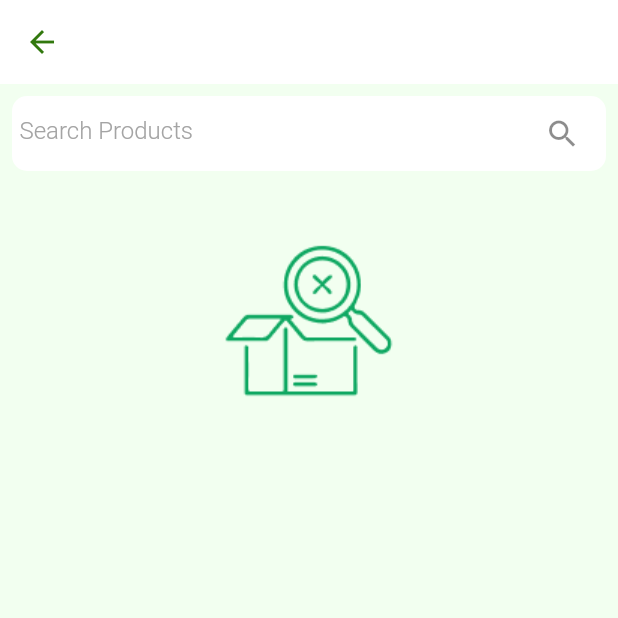
After one commit to appricotblue/Epic-Multivendor, a Flutter app: the FashionShopProductUI screen opened directly, after a tap on "Search Products", on a phone screen of 412 x 824 dp, the top half of it. The commit adds this screen. Run offline on Flutter 3.47's test engine with Material 2 defaults, Android fonts, the phone set to English and light mode, and no system bars; our stand-ins replace cached_network_image, carousel_slider, either_dart, flutter_rating_bar, flutter_svg, flutter_widget_from_html_core and 8 more; missing offline and left inert: google_maps_place_picker, order_tracker, razorpay_web; accounts and stored records are empty; network calls fail.

Commit message:
search product changes

```diff
--- a/lib/apis/api_endpoints.dart
+++ b/lib/apis/api_endpoints.dart
@@ -17,6 +17,7 @@ class ApiEndPoints {
   static String homeSearchServiceData = '${baseUrl}search/home-service-data';
   static String searchShopData = '${baseUrl}search/shop-data';
   static String searchServiceData = '${baseUrl}search/service-data';
+  static String searchProductData = '${baseUrl}search/shop-product';
   /// SERVICES
   ///
   ///
--- /dev/null
+++ b/lib/screens/common/common_shopProduct/ui/search_products.dart
@@ -0,0 +1,18 @@
+import 'package:epic_multivendor/screens/common/common_shopProduct/ui/search_products_ui.dart';
+import 'package:epic_multivendor/screens/home/home_provider.dart';
+import 'package:epic_multivendor/screens/home/ui/widget/search_shop_ui.dart';
+import 'package:flutter/cupertino.dart';
+import 'package:provider/provider.dart';
+
+// ignore: must_be_immutable
+class SearchProducts extends StatelessWidget {
+  SearchProducts({super.key,this.searchKey});
+  String? searchKey;
+
+  @override
+  Widget build(BuildContext context) {
+    return ChangeNotifierProvider(
+        create: (context) => HomeProvider(),
+         child: const SearchProductUI());
+  }
+}
--- /dev/null
+++ b/lib/screens/common/common_shopProduct/ui/search_products_ui.dart
@@ -0,0 +1,102 @@
+import 'package:epic_multivendor/apis/api_endpoints.dart';
+import 'package:epic_multivendor/helper/helper_color.dart';
+import 'package:epic_multivendor/helper/helper_images.dart';
+import 'package:epic_multivendor/helper/model/user_model.dart';
+import 'package:epic_multivendor/helper/widgets/common_list.dart';
+import 'package:epic_multivendor/helper/widgets/common_screen_product_list.dart';
+import 'package:epic_multivendor/helper/widgets/common_search_bar.dart';
+import 'package:epic_multivendor/screens/common/common_details/common_details.dart';
+import 'package:epic_multivendor/screens/home/home_provider.dart';
+import 'package:epic_multivendor/screens/shops/shop_products/shop_product.dart';
+import 'package:flutter/material.dart';
+import 'package:get/get.dart';
+import 'package:provider/provider.dart';
+
+class SearchProductUI extends StatefulWidget {
+  const SearchProductUI({super.key});
+
+  @override
+  State<SearchProductUI> createState() => _SearchProductUIState();
+}
+
+class _SearchProductUIState extends State<SearchProductUI> {
+  var userModel = Get.find<UserModel>();
+  TextEditingController controller = TextEditingController();
+
+  @override
+  Widget build(BuildContext context) {
+    HomeProvider homeProvider = context.watch<HomeProvider>();
+    return Scaffold(
+      backgroundColor: AppColors.scaffoldGreen,
+      appBar: AppBar(
+        elevation: 0,
+        backgroundColor: AppColors.white,
+        leading: IconButton(
+          onPressed: () {
+            Navigator.pop(context);
+          },
+          icon: Icon(
+            Icons.arrow_back,
+            color: AppColors.primaryGreen,
+          )
+        ),
+      ),
+      body: SingleChildScrollView(
+        child: Padding(
+          padding: const EdgeInsets.all(8.0),
+          child: Column(children: [
+            CommonSearchBar(
+              hintText: "Search Products",
+              controller: controller,
+              onPressed: () {
+                Future.microtask(() {
+                  context.read<HomeProvider>().searchProductFUNC(
+                      userId: userModel.userId,
+                      shopId: userModel.shopId,
+                      searchKey: controller.text,
+                      categoryId: userModel.shopCategoryTypeId
+                  );
+                });
+              },
+            ),
+            const SizedBox(
+              height: 20,
+            ),
+           homeProvider.searchProductModel?.products?.length == 0 ||
+            homeProvider.searchProductModel?.products?.length == null ?
+            Center(
+              child: Image.asset(AppAssetsImages.noProduct1),
+            ):
+            GridView.builder(
+              gridDelegate: const SliverGridDelegateWithFixedCrossAxisCount(
+                crossAxisCount: 2,
+                mainAxisExtent: 260.0,
+                mainAxisSpacing: 5,
+                crossAxisSpacing: 5,
+              ),
+              itemCount: homeProvider.searchProductModel?.products?.length,
+              shrinkWrap: true,
+              physics: const NeverScrollableScrollPhysics(),
+              itemBuilder: (context, i) {
+                return CommonScreenProductList(
+                  image: "${ApiEndPoints.imageBaseURL}${homeProvider.searchProductModel?.products?[i].featuredImageName}",
+                  title:homeProvider.searchProductModel?.products?[i].name ?? "",
+                  type: "kakkanad",
+                  price: homeProvider.searchProductModel?.products?[i].salePrice.toString() ?? "",
+                  strikedPrice: homeProvider.searchProductModel?.products?[i].price.toString() ?? "",
+                  onTap: (){
+                    userModel.updateWith(shopProductId: homeProvider.searchProductModel?.products?[i].id.toString());
+                    userModel.updateWith(shopProductTitle: homeProvider.searchProductModel?.products?[i].name.toString());
+                    userModel.updateWith(shopProductPrice: homeProvider.searchProductModel?.products?[i].price.toString());
+                    userModel.updateWith(shopProductImage: "${ApiEndPoints.imageBaseURL}${homeProvider.searchProductModel?.products?[i].featuredImageName}");
+                    Navigator.push(context, MaterialPageRoute(builder: (context) => const CommonProductDetails(),));
+                  },
+                );
+              },
+            ),
+          ]),
+        )
+      ),
+    );
+  }
+}
--- a/lib/screens/fashion/fashion_shop_product_ui.dart
+++ b/lib/screens/fashion/fashion_shop_product_ui.dart
@@ -5,6 +5,7 @@ import 'package:epic_multivendor/helper/helper_color.dart';
 import 'package:epic_multivendor/helper/widgets/common_search_bar.dart';
 import 'package:epic_multivendor/helper/widgets/common_view_all.dart';
 import 'package:epic_multivendor/screens/category/category_product.dart';
+import 'package:epic_multivendor/screens/common/common_shopProduct/ui/search_products.dart';
 import 'package:epic_multivendor/screens/common/common_shopProduct/ui/widget/new_collection.dart';
 import 'package:epic_multivendor/screens/common/common_shopProduct/ui/widget/popular_collection.dart';
 import 'package:epic_multivendor/screens/common/common_shopProduct/ui/widget/product_for_you.dart';
@@ -30,7 +31,7 @@ class FashionShopProductUI extends StatefulWidget {
 
 class _CommonShopProductUIState extends State<FashionShopProductUI> {
   var userModel = Get.find<UserModel>();
-
+  TextEditingController controller = TextEditingController();
 
   @override
   Widget build(BuildContext context) {
@@ -113,8 +114,39 @@ class _CommonShopProductUIState extends State<FashionShopProductUI> {
           padding: const EdgeInsets.all(8.0),
           child: Column(
             children: [
-              CommonSearchBar(
-                hintText: "Search Products",
+              // CommonSearchBar(
+              //   hintText: "Search Products",
+              // ),
+
+              InkWell(
+                onTap: (){
+                  Navigator.push(context,MaterialPageRoute(builder: (context) => SearchProducts()));
+                },
+                child: Container(
+                  height: 50,
+                  width: MediaQuery.of(context).size.width,
+                  padding: const EdgeInsets.symmetric(horizontal: 5, vertical: 5),
+                  decoration: BoxDecoration(
+                    color: AppColors.white, borderRadius: BorderRadius.circular(10)),
+                  child: Center(
+                    child: TextField(
+                      enabled: false,
+                      controller: controller,
+                      decoration: InputDecoration(
+                      hintText: "Search Products",
+                      border: InputBorder.none,
+                      hintStyle: Theme.of(context).textTheme.bodyText1?.copyWith(
+                            fontSize: 16,
+                            fontWeight: FontWeight.w300,
+                            height: 1.445,
+                            color: const Color(0xffa4a4a4),
+                          ),
+                        suffixIcon: IconButton(
+                            onPressed: (){}, icon: const Icon(Icons.search)),
+                        focusedBorder: InputBorder.none,
+                        enabledBorder: InputBorder.none),
+                  ),
+                )),
               ),
               const SizedBox(
                 height: 10,
--- /dev/null
+++ b/lib/screens/home/model/search_product_model.dart
@@ -0,0 +1,154 @@
+class SearchProductModel {
+  bool? success;
+  String? errorMsg;
+  List<Products>? products;
+
+  SearchProductModel({this.success, this.errorMsg, this.products});
+
+  SearchProductModel.fromJson(Map<String, dynamic> json) {
+    success = json['success'];
+    errorMsg = json['errorMsg'];
+    if (json['products'] != null) {
+      products = <Products>[];
+      json['products'].forEach((v) {
+        products!.add(new Products.fromJson(v));
+      });
+    }
+  }
+
+  Map<String, dynamic> toJson() {
+    final Map<String, dynamic> data = new Map<String, dynamic>();
+    data['success'] = this.success;
+    data['errorMsg'] = this.errorMsg;
+    if (this.products != null) {
+      data['products'] = this.products!.map((v) => v.toJson()).toList();
+    }
+    return data;
+  }
+}
+
+class Products {
+  int? id;
+  String? name;
+  String? description;
+  int? price;
+  int? salePrice;
+  String? unit;
+  int? stock;
+  int? category;
+  int? subCategory;
+  String? status;
+  String? featured;
+  String? isNew;
+  String? featuredImageName;
+  int? walletAmount;
+  Null? discount;
+  bool? isWishlist;
+  bool? isCart;
+  List<Attributes>? attributes;
+  int? quantity;
+  String? createdAt;
+  String? updatedAt;
+
+  Products(
+      {this.id,
+      this.name,
+      this.description,
+      this.price,
+      this.salePrice,
+      this.unit,
+      this.stock,
+      this.category,
+      this.subCategory,
+      this.status,
+      this.featured,
+      this.isNew,
+      this.featuredImageName,
+      this.walletAmount,
+      this.discount,
+      this.isWishlist,
+      this.isCart,
+      this.attributes,
+      this.quantity,
+      this.createdAt,
+      this.updatedAt});
+
+  Products.fromJson(Map<String, dynamic> json) {
+    id = json['id'];
+    name = json['name'];
+    description = json['description'];
+    price = json['price'];
+    salePrice = json['sale_price'];
+    unit = json['unit'];
+    stock = json['stock'];
+    category = json['category'];
+    subCategory = json['sub_category'];
+    status = json['status'];
+    featured = json['featured'];
+    isNew = json['is_new'];
+    featuredImageName = json['featured_image_name'];
+    walletAmount = json['wallet_amount'];
+    discount = json['discount'];
+    isWishlist = json['is_wishlist'];
+    isCart = json['is_cart'];
+    if (json['attributes'] != null) {
+      attributes = <Attributes>[];
+      json['attributes'].forEach((v) {
+        attributes!.add(new Attributes.fromJson(v));
+      });
+    }
+    quantity = json['quantity'];
+    createdAt = json['created_at'];
+    updatedAt = json['updated_at'];
+  }
+
+  Map<String, dynamic> toJson() {
+    final Map<String, dynamic> data = new Map<String, dynamic>();
+    data['id'] = this.id;
+    data['name'] = this.name;
+    data['description'] = this.description;
+    data['price'] = this.price;
+    data['sale_price'] = this.salePrice;
+    data['unit'] = this.unit;
+    data['stock'] = this.stock;
+    data['category'] = this.category;
+    data['sub_category'] = this.subCategory;
+    data['status'] = this.status;
+    data['featured'] = this.featured;
+    data['is_new'] = this.isNew;
+    data['featured_image_name'] = this.featuredImageName;
+    data['wallet_amount'] = this.walletAmount;
+    data['discount'] = this.discount;
+    data['is_wishlist'] = this.isWishlist;
+    data['is_cart'] = this.isCart;
+    if (this.attributes != null) {
+      data['attributes'] = this.attributes!.map((v) => v.toJson()).toList();
+    }
+    data['quantity'] = this.quantity;
+    data['created_at'] = this.createdAt;
+    data['updated_at'] = this.updatedAt;
+    return data;
+  }
+}
+
+class Attributes {
+  int? id;
+  String? name;
+  int? value;
+
+  Attributes({this.id, this.name, this.value});
+
+  Attributes.fromJson(Map<String, dynamic> json) {
+    id = json['id'];
+    name = json['name'];
+    value = json['value'];
+  }
+
+  Map<String, dynamic> toJson() {
+    final Map<String, dynamic> data = new Map<String, dynamic>();
+    data['id'] = this.id;
+    data['name'] = this.name;
+    data['value'] = this.value;
+    return data;
+  }
+}
```
Also changed, not shown: lib/screens/common/common_shopProduct/ui/common_shopProduct_ui.dart (+34 -3 lines), lib/screens/home/home_provider.dart (+22 -0 lines).
